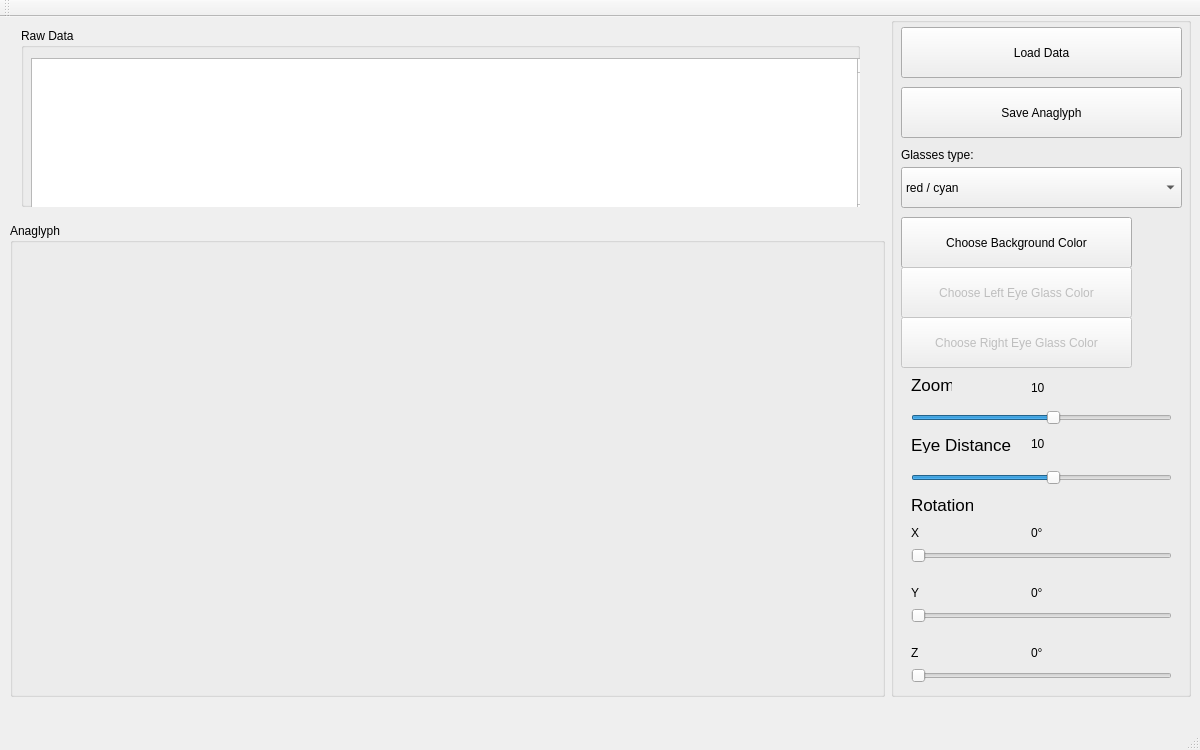
Above: Qt-Anaglyph/mainwindow.ui from wrutkowski/Qt-Anaglyph before the change. Below: the same form after it.
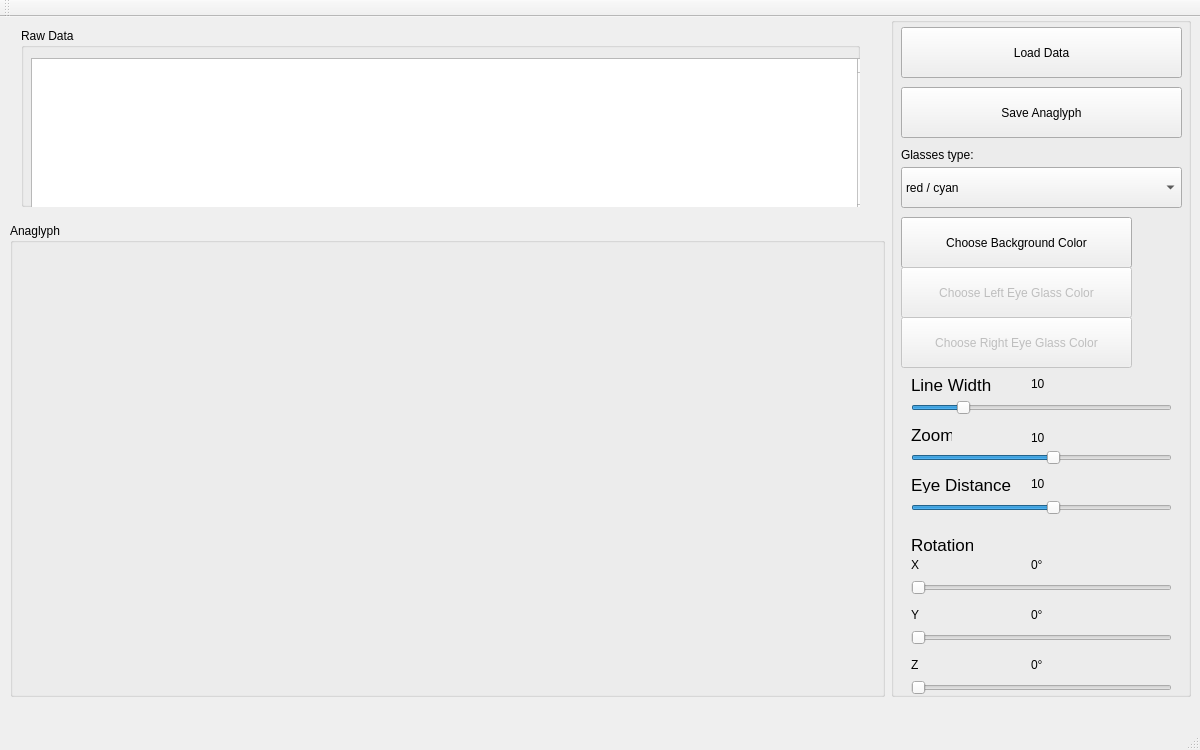
That is the form after the change.

Commit message: added lineWidth slider

```diff
--- a/Qt-Anaglyph/mainwindow.ui
+++ b/Qt-Anaglyph/mainwindow.ui
@@ -251,7 +251,7 @@
         <property name="geometry">
          <rect>
           <x>20</x>
-          <y>528</y>
+          <y>560</y>
           <width>261</width>
           <height>22</height>
          </rect>
@@ -270,7 +270,7 @@
         <property name="geometry">
          <rect>
           <x>20</x>
-          <y>508</y>
+          <y>540</y>
           <width>101</width>
           <height>16</height>
          </rect>
@@ -283,7 +283,7 @@
         <property name="geometry">
          <rect>
           <x>20</x>
-          <y>568</y>
+          <y>590</y>
           <width>101</width>
           <height>16</height>
          </rect>
@@ -299,7 +299,7 @@
         <property name="geometry">
          <rect>
           <x>20</x>
-          <y>588</y>
+          <y>610</y>
           <width>261</width>
           <height>22</height>
          </rect>
@@ -331,7 +331,7 @@
         <property name="geometry">
          <rect>
           <x>20</x>
-          <y>628</y>
+          <y>640</y>
           <width>101</width>
           <height>16</height>
          </rect>
@@ -347,7 +347,7 @@
         <property name="geometry">
          <rect>
           <x>20</x>
-          <y>648</y>
+          <y>660</y>
           <width>261</width>
           <height>22</height>
          </rect>
@@ -366,7 +366,7 @@
         <property name="geometry">
          <rect>
           <x>20</x>
-          <y>480</y>
+          <y>520</y>
           <width>62</width>
           <height>16</height>
          </rect>
@@ -384,7 +384,7 @@
         <property name="geometry">
          <rect>
           <x>140</x>
-          <y>568</y>
+          <y>590</y>
           <width>31</width>
           <height>16</height>
          </rect>
@@ -400,7 +400,7 @@
         <property name="geometry">
          <rect>
           <x>140</x>
-          <y>628</y>
+          <y>640</y>
           <width>31</width>
           <height>16</height>
          </rect>
@@ -416,7 +416,7 @@
         <property name="geometry">
          <rect>
           <x>140</x>
-          <y>508</y>
+          <y>540</y>
           <width>31</width>
           <height>16</height>
          </rect>
@@ -509,7 +509,7 @@
         <property name="geometry">
          <rect>
           <x>20</x>
-          <y>390</y>
+          <y>430</y>
           <width>261</width>
           <height>22</height>
          </rect>
@@ -531,7 +531,7 @@
         <property name="geometry">
          <rect>
           <x>20</x>
-          <y>360</y>
+          <y>410</y>
           <width>41</width>
           <height>16</height>
          </rect>
@@ -549,7 +549,7 @@
         <property name="geometry">
          <rect>
           <x>140</x>
-          <y>360</y>
+          <y>410</y>
           <width>21</width>
           <height>21</height>
          </rect>
@@ -562,7 +562,7 @@
         <property name="geometry">
          <rect>
           <x>20</x>
-          <y>420</y>
+          <y>460</y>
           <width>101</width>
           <height>16</height>
          </rect>
@@ -580,7 +580,7 @@
         <property name="geometry">
          <rect>
           <x>20</x>
-          <y>450</y>
+          <y>480</y>
           <width>261</width>
           <height>22</height>
          </rect>
@@ -602,7 +602,7 @@
         <property name="geometry">
          <rect>
           <x>140</x>
-          <y>420</y>
+          <y>460</y>
           <width>46</width>
           <height>13</height>
          </rect>
@@ -611,6 +611,59 @@
          <string>10</string>
         </property>
        </widget>
+       <widget class="QLabel" name="label_8">
+        <property name="geometry">
+         <rect>
+          <x>20</x>
+          <y>360</y>
+          <width>81</width>
+          <height>16</height>
+         </rect>
+        </property>
+        <property name="font">
+         <font>
+          <pointsize>13</pointsize>
+         </font>
+        </property>
+        <property name="text">
+         <string>Line Width</string>
+        </property>
+       </widget>
+       <widget class="QLabel" name="labelLine">
+        <property name="geometry">
+         <rect>
+          <x>140</x>
+          <y>360</y>
+          <width>46</width>
+          <height>13</height>
+         </rect>
+        </property>
+        <property name="text">
+         <string>10</string>
+        </property>
+       </widget>
+       <widget class="QSlider" name="horizontalSlider_3">
+        <property name="geometry">
+         <rect>
+          <x>20</x>
+          <y>380</y>
+          <width>261</width>
+          <height>22</height>
+         </rect>
+        </property>
+        <property name="minimum">
+         <number>1</number>
+        </property>
+        <property name="maximum">
+         <number>50</number>
+        </property>
+        <property name="value">
+         <number>10</number>
+        </property>
+        <property name="orientation">
+         <enum>Qt::Horizontal</enum>
+        </property>
+       </widget>
       </widget>
      </item>
     </layout>
```
Left out of the diff: 3 changed lines with no effect on the pictures. The commit also changes 3 other files.
